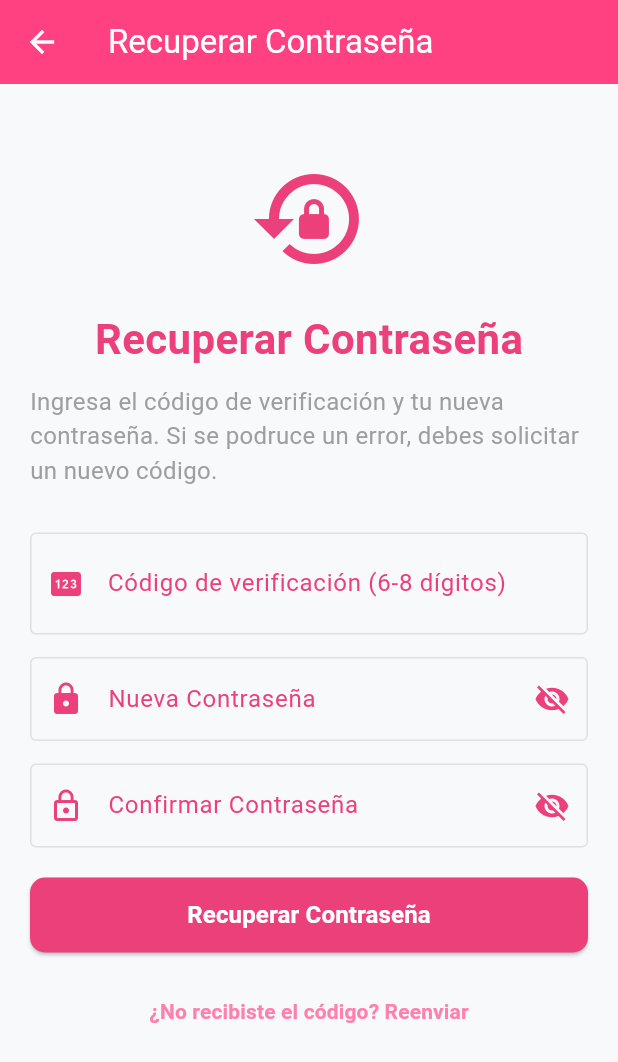
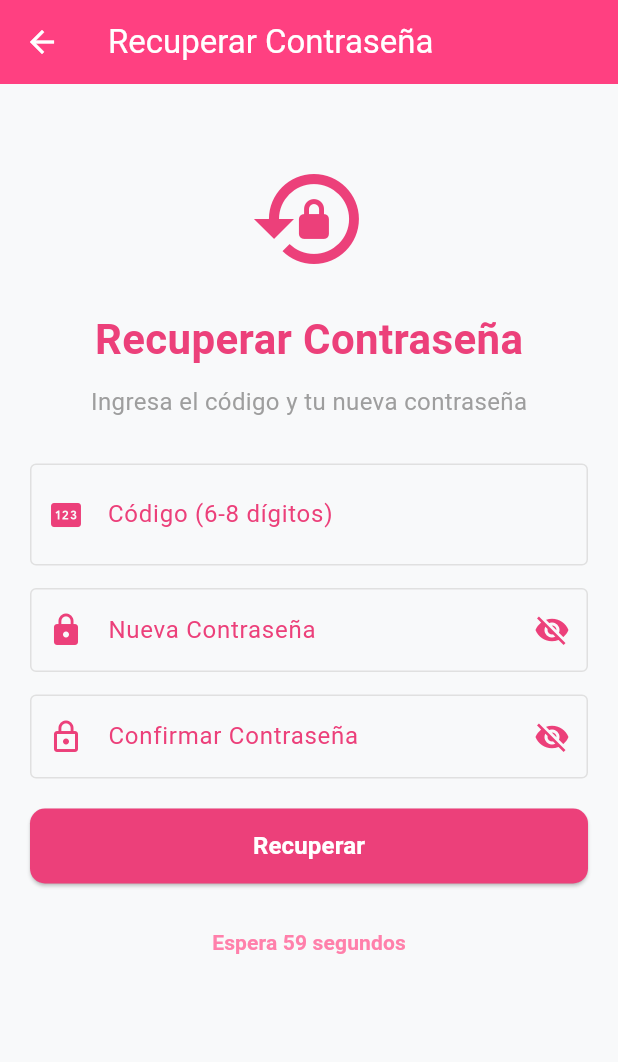
Before and after one commit to yedraalumna/naka_memories, a Flutter app: the ResetPasswordScreen screen opened directly with empty values, on a phone screen of 412 x 824 dp. Shown: the top 1062 px of the screen. Run offline on Flutter 3.47's test engine with Material 3 defaults, Android fonts, the phone set to English and light mode, and no system bars; our stand-ins replace app_links, chewie, flutter_map, geolocator, google_maps_flutter, image_picker and 8 more; missing offline and left inert: video_thumbnail; accounts and stored records are empty.

```diff
--- a/lib/screens/reset_password_screen.dart
+++ b/lib/screens/reset_password_screen.dart
@@ -6,6 +6,7 @@ import '../providers/theme_provider.dart';
 import '../constants/colors.dart';
 import 'login_screen.dart';
 
+// Pantalla para recuperar contraseña
 class ResetPasswordScreen extends StatefulWidget {
   final String email;
   const ResetPasswordScreen({super.key, required this.email});
@@ -15,6 +16,7 @@ class ResetPasswordScreen extends StatefulWidget {
 }
 
 class _ResetPasswordScreenState extends State<ResetPasswordScreen> {
+  // Controladores de los campos
   final TextEditingController codeController = TextEditingController();
   final TextEditingController passwordController = TextEditingController();
   final TextEditingController confirmController = TextEditingController();
@@ -24,14 +26,69 @@ class _ResetPasswordScreenState extends State<ResetPasswordScreen> {
   bool ocultarPassword = true;
   bool ocultarConfirm = true;
 
+  // Cuenta atras para reenviar codigo
+  int tiempoRestante = 60;
+  bool puedeReenviar = false;
+
+  @override
+  void initState() {
+    super.initState();
+    iniciarCuentaAtras(); // Al abrir, empieza la cuenta
+  }
+
+  // Cuenta atras de 60 segundos
+  void iniciarCuentaAtras() {
+    Future.delayed(const Duration(seconds: 1), () {
+      if (tiempoRestante > 0) {
+        setState(() {
+          tiempoRestante--;
+        });
+        iniciarCuentaAtras();
+      } else {
+        setState(() {
+          puedeReenviar = true; // Habilita el boton cuando llega a 0
+        });
+      }
+    });
+  }
+
+  // Color del borde segun el tema
+  Color getBorderColor(ThemeProvider themeProvider) {
+    if (themeProvider.isDarkMode) {
+      return Colors.grey[700]!;
+    } else {
+      return Colors.grey[300]!;
+    }
+  }
+
+  // Color del texto descriptivo segun el tema
+  Color getTextoColor(ThemeProvider themeProvider) {
+    if (themeProvider.isDarkMode) {
+      return Colors.grey[400]!;
+    } else {
+      return Colors.grey;
+    }
+  }
+
   @override
   Widget build(BuildContext context) {
     final themeProvider = Provider.of<ThemeProvider>(context);
     final authProvider = Provider.of<AppAuthProvider>(context);
 
-    Color backgroundColor = themeProvider.isDarkMode ? backgroundDark : textLight;
-    Color iconColor = themeProvider.isDarkMode ? Colors.white : pinkPrimary;
-    Color textColor = themeProvider.isDarkMode ? Colors.white : Colors.black87;
+    // Colores segun tema
+    Color backgroundColor;
+    Color iconColor;
+    Color textColor;
+
+    if (themeProvider.isDarkMode) {
+      backgroundColor = backgroundDark;
+      iconColor = Colors.white;
+      textColor = Colors.white;
+    } else {
+      backgroundColor = textLight;
+      iconColor = pinkPrimary;
+      textColor = Colors.black87;
+    }
 
     return Scaffold(
       backgroundColor: backgroundColor,
@@ -50,38 +107,24 @@ class _ResetPasswordScreenState extends State<ResetPasswordScreen> {
           child: Column(
             children: [
               const SizedBox(height: 30),
-
-              // Icono decorativo
               Icon(Icons.lock_reset, size: 80, color: iconColor),
               const SizedBox(height: 20),
-
-              // Título
               Text(
                 'Recuperar Contraseña',
-                style: TextStyle(
-                  fontSize: 28,
-                  fontWeight: FontWeight.bold,
-                  color: iconColor,
-                ),
+                style: TextStyle(fontSize: 28, fontWeight: FontWeight.bold, color: iconColor),
               ),
               const SizedBox(height: 10),
-
-              // Texto descriptivo
               Text(
-                'Ingresa el código de verificación y tu nueva contraseña. Si se podruce un error, debes solicitar un nuevo código.',
-                style: TextStyle(
-                  fontSize: 16,
-                  color: themeProvider.isDarkMode ? Colors.grey[400] : Colors.grey,
-                ),
+                'Ingresa el código y tu nueva contraseña',
+                style: TextStyle(fontSize: 16, color: getTextoColor(themeProvider)),
               ),
               const SizedBox(height: 30),
 
-              // Formulario
               Form(
                 key: formKey,
                 child: Column(
                   children: [
-                    // Campo código
+                    // Campo codigo
                     TextFormField(
                       controller: codeController,
                       style: TextStyle(color: textColor, fontSize: 24, letterSpacing: 8),
@@ -92,18 +135,12 @@ class _ResetPasswordScreenState extends State<ResetPasswordScreen> {
                         LengthLimitingTextInputFormatter(8),
                       ],
                       decoration: InputDecoration(
-                        labelText: 'Código de verificación (6-8 dígitos)',
+                        labelText: 'Código (6-8 dígitos)',
                         labelStyle: TextStyle(color: iconColor),
                         prefixIcon: Icon(Icons.pin, color: iconColor),
                         border: const OutlineInputBorder(),
-                        focusedBorder: const OutlineInputBorder(
-                          borderSide: BorderSide(color: pinkPrimary),
-                        ),
-                        enabledBorder: OutlineInputBorder(
-                          borderSide: BorderSide(
-                            color: themeProvider.isDarkMode ? Colors.grey[700]! : Colors.grey[300]!,
-                          ),
-                        ),
+                        focusedBorder: const OutlineInputBorder(borderSide: BorderSide(color: pinkPrimary)),
+                        enabledBorder: OutlineInputBorder(borderSide: BorderSide(color: getBorderColor(themeProvider))),
                       ),
                       validator: (value) {
                         if (value == null || value.isEmpty) {
@@ -127,25 +164,18 @@ class _ResetPasswordScreenState extends State<ResetPasswordScreen> {
                         labelStyle: TextStyle(color: iconColor),
                         prefixIcon: Icon(Icons.lock, color: iconColor),
                         suffixIcon: IconButton(
-                          icon: Icon(
-                            ocultarPassword ? Icons.visibility_off : Icons.visibility,
-                            color: iconColor,
-                          ),
-                          onPressed: () {
-                            setState(() {
-                              ocultarPassword = !ocultarPassword;
-                            });
-                          },
+                          icon: () {
+                            if (ocultarPassword) {
+                              return Icon(Icons.visibility_off, color: iconColor);
+                            } else {
+                              return Icon(Icons.visibility, color: iconColor);
+                            }
+                          }(),
+                          onPressed: () => setState(() => ocultarPassword = !ocultarPassword),
                         ),
                         border: const OutlineInputBorder(),
-                        focusedBorder: const OutlineInputBorder(
-                          borderSide: BorderSide(color: pinkPrimary),
-                        ),
-                        enabledBorder: OutlineInputBorder(
-                          borderSide: BorderSide(
-                            color: themeProvider.isDarkMode ? Colors.grey[700]! : Colors.grey[300]!,
-                          ),
-                        ),
+                        focusedBorder: const OutlineInputBorder(borderSide: BorderSide(color: pinkPrimary)),
+                        enabledBorder: OutlineInputBorder(borderSide: BorderSide(color: getBorderColor(themeProvider))),
                       ),
                       validator: (value) {
                         if (value == null || value.isEmpty) {
@@ -169,25 +199,18 @@ class _ResetPasswordScreenState extends State<ResetPasswordScreen> {
                         labelStyle: TextStyle(color: iconColor),
                         prefixIcon: Icon(Icons.lock_outline, color: iconColor),
                         suffixIcon: IconButton(
-                          icon: Icon(
-                            ocultarConfirm ? Icons.visibility_off : Icons.visibility,
-                            color: iconColor,
-                          ),
-                          onPressed: () {
-                            setState(() {
-                              ocultarConfirm = !ocultarConfirm;
-                            });
-                          },
+                          icon: () {
+                            if (ocultarConfirm) {
+                              return Icon(Icons.visibility_off, color: iconColor);
+                            } else {
+                              return Icon(Icons.visibility, color: iconColor);
+                            }
+                          }(),
+                          onPressed: () => setState(() => ocultarConfirm = !ocultarConfirm),
                         ),
                         border: const OutlineInputBorder(),
-                        focusedBorder: const OutlineInputBorder(
-                          borderSide: BorderSide(color: pinkPrimary),
-                        ),
-                        enabledBorder: OutlineInputBorder(
-                          borderSide: BorderSide(
-                            color: themeProvider.isDarkMode ? Colors.grey[700]! : Colors.grey[300]!,
-                          ),
-                        ),
+                        focusedBorder: const OutlineInputBorder(borderSide: BorderSide(color: pinkPrimary)),
+                        enabledBorder: OutlineInputBorder(borderSide: BorderSide(color: getBorderColor(themeProvider))),
                       ),
                       validator: (value) {
                         if (value == null || value.isEmpty) {
@@ -201,105 +224,119 @@ class _ResetPasswordScreenState extends State<ResetPasswordScreen> {
                     ),
                     const SizedBox(height: 20),
 
-                    // Botón recuperar
+                    // Boton recuperar
                     SizedBox(
                       width: double.infinity,
                       height: 50,
                       child: ElevatedButton(
-
-                 onPressed: isLoading ? null : () async {
+                        onPressed: () {
+                          if (isLoading) {
+                            return null;
+                          } else {
+                            return () async {
                               if (formKey.currentState!.validate()) {
-                    setState(() => isLoading = true);
-
-                    final code = codeController.text.trim();
-                    final newPass = passwordController.text;
-
-                    print('=== DATOS INGRESADOS ===');
-                    print('Email: ${widget.email}');
-                    print('Código: "$code"');
-                    print('Longitud código: ${code.length}');
-                    print('Contraseña: $newPass');
+                                setState(() {
+                                  isLoading = true;
+                                });
 
                                 final success = await authProvider.verifyResetAndChangePassword(
                                   widget.email,
-                      code,
-                      newPass,
+                                  codeController.text.trim(),
+                                  passwordController.text,
                                 );
 
-                      print('Resultado success: $success');
-                      print('Error: ${authProvider.errorMessage}');
-
                                 if (mounted) {
-                              setState(() => isLoading = false);
+                                  setState(() {
+                                    isLoading = false;
+                                  });
 
                                   if (success) {
                                     ScaffoldMessenger.of(context).showSnackBar(
                                       const SnackBar(
-                                    content: Text('Contraseña actualizada correctamente'),
+                                        content: Text('Contraseña actualizada'),
                                         backgroundColor: Colors.green,
-                                    duration: Duration(seconds: 3),
                                       ),
                                     );
-
                                     Navigator.pushAndRemoveUntil(
                                       context,
                                       MaterialPageRoute(builder: (context) => const LoginScreen()),
                                       (route) => false,
                                     );
                                   } else {
+                                    print('Error: ${authProvider.errorMessage}');
                                     ScaffoldMessenger.of(context).showSnackBar(
                                       SnackBar(
-                                    content: Text(authProvider.errorMessage ?? 'Error al recuperar contraseña'),
+                                        content: Text(authProvider.errorMessage ?? 'Error'),
                                         backgroundColor: Colors.red,
                                       ),
                                     );
                                   }
                                 }
                               }
-                        },
+                            };
+                          }
+                        }(),
                         style: ElevatedButton.styleFrom(
                           backgroundColor: pinkPrimary,
                           foregroundColor: Colors.white,
-                          disabledBackgroundColor: Colors.grey[400],
-                          shape: RoundedRectangleBorder(
-                            borderRadius: BorderRadius.circular(10),
+                          shape: RoundedRectangleBorder(borderRadius: BorderRadius.circular(10)),
                         ),
-                        ),
-                        child: isLoading
-                            ? const CircularProgressIndicator(
+                        child: () {
+                          if (isLoading) {
+                            return const CircularProgressIndicator(
                               color: Colors.white,
                               strokeWidth: 2,
-                              )
-                            : const Text(
-                                'Recuperar Contraseña',
-                                style: TextStyle(
-                                  fontSize: 16,
-                                  fontWeight: FontWeight.bold,
-                                ),
-                              ),
+                            );
+                          } else {
+                            return const Text(
+                              'Recuperar',
+                              style: TextStyle(fontSize: 16, fontWeight: FontWeight.bold),
+                            );
+                          }
+                        }(),
                       ),
                     ),
 
                     const SizedBox(height: 15),
 
-                    // Botón reenviar código
+                    // Boton reenviar codigo
                     TextButton(
-                      onPressed: isLoading ? null : () async {
-                        setState(() => isLoading = true);
+                      onPressed: () {
+                        if (!puedeReenviar || isLoading) {
+                          return null;
+                        } else {
+                          return () async {
+                            setState(() {
+                              isLoading = true;
+                            });
                             await authProvider.resetPassword(widget.email);
                             if (mounted) {
-                          setState(() => isLoading = false);
+                              setState(() {
+                                isLoading = false;
+                              });
+                              setState(() {
+                                tiempoRestante = 60;
+                                puedeReenviar = false;
+                              });
+                              iniciarCuentaAtras();
                               ScaffoldMessenger.of(context).showSnackBar(
                                 const SnackBar(
-                              content: Text('Se ha reenviado el código a tu correo'),
+                                  content: Text('Código reenviado'),
                                   backgroundColor: Colors.green,
-                              duration: Duration(seconds: 3),
                                 ),
                               );
                             }
-                      },
-                      child: const Text(
-                        '¿No recibiste el código? Reenviar',
+                          };
+                        }
+                      }(),
+                      child: Text(
+                        () {
+                          if (puedeReenviar) {
+                            return 'Reenviar código';
+                          } else {
+                            return 'Espera $tiempoRestante segundos';
+                          }
+                        }(),
                         style: TextStyle(
                           color: pinkAccent,
                           fontWeight: FontWeight.bold,
@@ -309,7 +346,6 @@ class _ResetPasswordScreenState extends State<ResetPasswordScreen> {
                   ],
                 ),
               ),
-              const SizedBox(height: 20),
             ],
           ),
         ),
```
Also changed, not shown: lib/providers/app_auth_provider.dart (+5 -49 lines), lib/screens/register_screen.dart (+103 -125 lines), lib/screens/verify_code_screen.dart (+156 -47 lines). Lines whose indentation alone changed are shown as unchanged.
